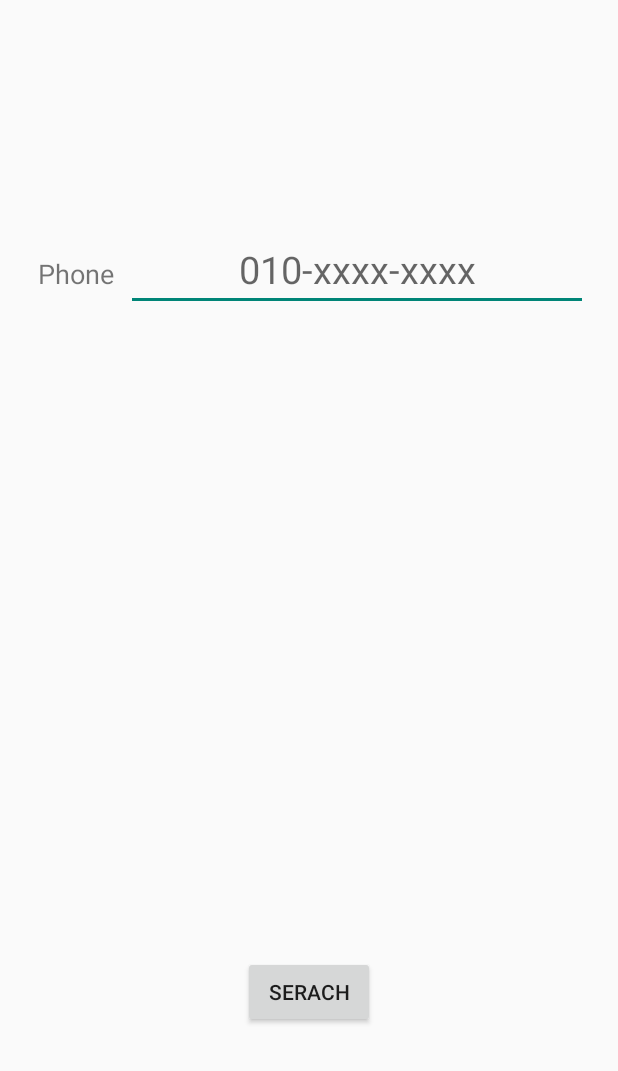
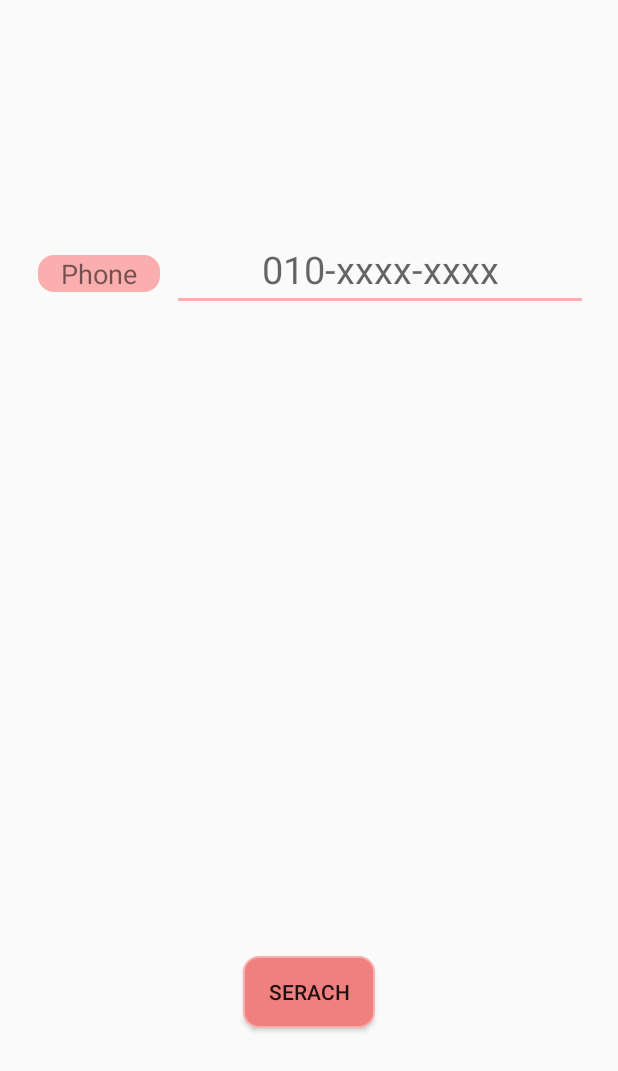
Before and after one commit to Group-Timer/GroupTime, an Android app: the SearchIDActivity screen opened directly, with no data from a screen before it, on a phone screen of 412 x 824 dp. Shown: the top 1071 px of the screen. Run offline under Robolectric (Android 15) with nearby library versions, the phone set to English and light mode, and no system bars; our stand-ins replace Firebase (no records; nobody signed in at launch, a user with empty details on screens opened directly).

```diff
--- a/app/src/main/res/layout/activity_change_pw.xml
+++ b/app/src/main/res/layout/activity_change_pw.xml
@@ -34,6 +34,7 @@
             android:layout_alignBaseline="@id/pwFindText"
             android:layout_marginLeft="8dp"
             android:layout_toRightOf="@id/pwFindText"
+            android:backgroundTint="#FBAEAE"
             android:hint="Input your Email"
             android:textAlignment="center"
             android:textSize="25dp"></EditText>
@@ -46,6 +47,7 @@
             android:layout_below="@+id/inputEmail"
             android:layout_alignRight="@+id/inputEmail"
             android:layout_marginTop="10dp"
+            android:background="@drawable/change_button_background"
             android:text="pw찾기"></Button>
     </RelativeLayout>
 
--- a/app/src/main/res/layout/activity_search_id.xml
+++ b/app/src/main/res/layout/activity_search_id.xml
@@ -22,6 +22,9 @@
             android:layout_alignParentLeft="true"
             android:layout_marginLeft="5dp"
             android:text="Phone"
+            android:background="@drawable/text_background"
+            android:paddingRight="15dp"
+            android:paddingLeft="15dp"
             android:textSize="18dp"></TextView>
 
         <EditText
@@ -32,6 +35,7 @@
             android:layout_toRightOf="@id/EmailText"
             android:layout_alignBaseline="@id/EmailText"
             android:hint="010-xxxx-xxxx"
+            android:backgroundTint="#FBAEAE"
             android:textAlignment="center"
             android:inputType="phone"
             android:textSize="25dp"></EditText>
@@ -48,6 +52,7 @@
         android:layout_height="wrap_content"
         android:layout_gravity="center"
         android:layout_marginTop="30dp"
+        android:background="@drawable/change_button_background"
         android:text = "Serach"
         ></Button>
 
```
Also changed, not shown: app/src/main/java/com/example/grouptimer/ChangePWActivity.java (+34 -0 lines).
